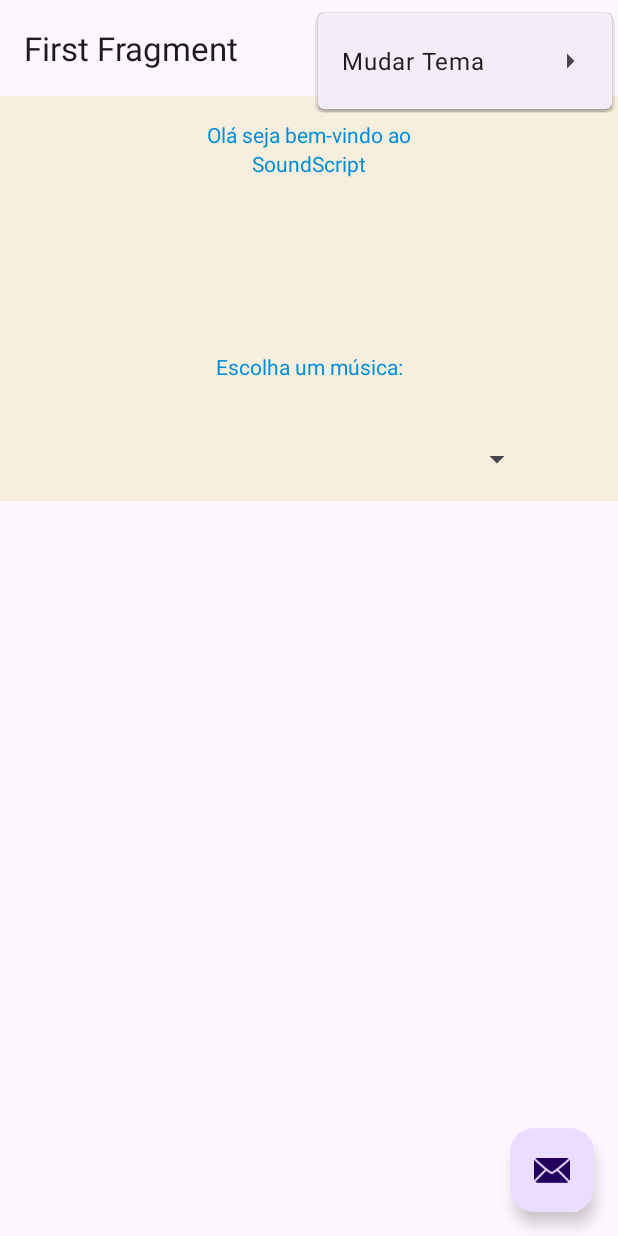
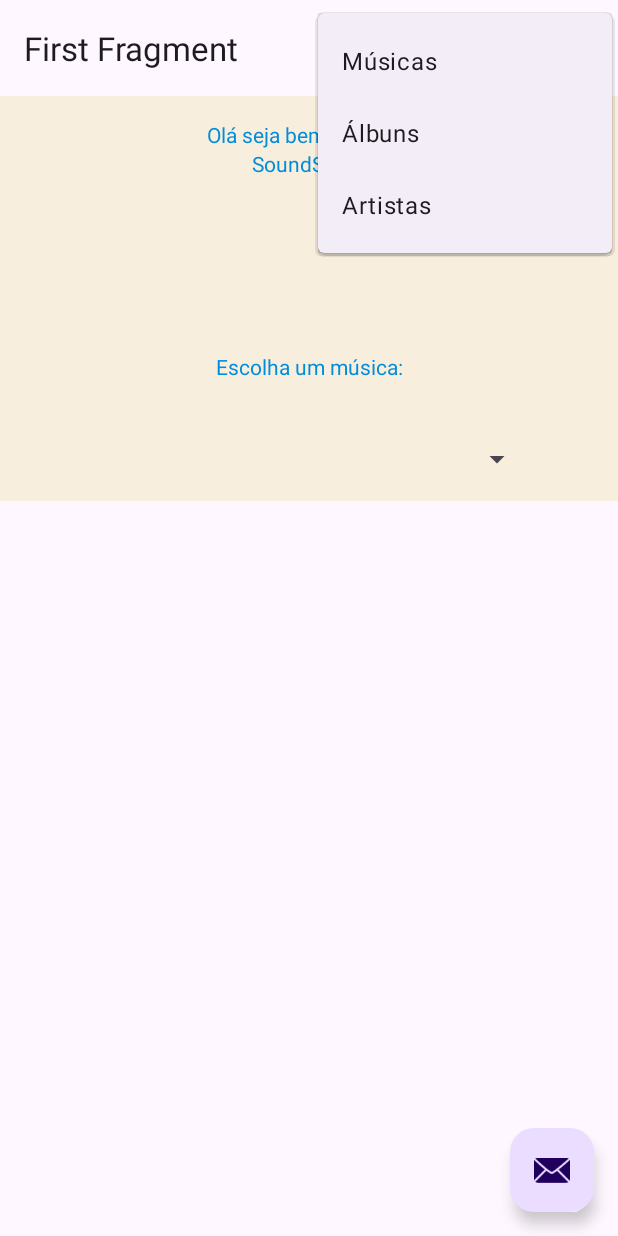
Before and after one commit to Gustavo-Lopez-Flores/SoundScript, an Android app: the screen it shows after launch (MainActivity), with the options menu open, on a phone screen of 412 x 824 dp. Run offline under Robolectric (Android 15) with nearby library versions, the light colour scheme and no system bars; our stand-ins replace navigation-ui.

Commit message:
Menu apontando para os Fragmentos

```diff
--- a/app/src/main/res/menu/menu_main.xml
+++ b/app/src/main/res/menu/menu_main.xml
@@ -3,15 +3,14 @@
     xmlns:tools="http://schemas.android.com/tools"
     tools:context="com.example.soundscript.MainActivity">
     <item
-        android:id="@+id/op_conf"
-        android:title="@string/tema">
-        <menu>
-            <item
-                android:id="@+id/op_escuro"
-                android:title="@string/escuro"/>
-            <item
-                android:id="@+id/op_claro"
-                android:title="@string/claro"/>
-        </menu>
-    </item>
+        android:id="@+id/op_first_fragment"
+        android:title="@string/musicas" />
+
+    <item
+        android:id="@+id/op_second_fragment"
+        android:title="@string/albuns" />
+
+    <item
+        android:id="@+id/op_third_fragment"
+        android:title="@string/artistas" />
 </menu>
--- a/app/src/main/res/navigation/nav_graph.xml
+++ b/app/src/main/res/navigation/nav_graph.xml
@@ -10,19 +10,17 @@
         android:name="com.example.soundscript.FirstFragment"
         android:label="@string/first_fragment_label"
         tools:layout="@layout/fragment_first">
-
-        <action
-            android:id="@+id/action_FirstFragment_to_SecondFragment"
-            app:destination="@id/SecondFragment" />
     </fragment>
     <fragment
         android:id="@+id/SecondFragment"
         android:name="com.example.soundscript.SecondFragment"
         android:label="@string/second_fragment_label"
         tools:layout="@layout/fragment_second">
-
-        <action
-            android:id="@+id/action_SecondFragment_to_FirstFragment"
-            app:destination="@id/FirstFragment" />
+    </fragment>
+    <fragment
+        android:id="@+id/ThirdFragment"
+        android:name="com.example.soundscript.ThirdFragment"
+        android:label="@string/second_fragment_label"
+        tools:layout="@layout/fragment_third">
     </fragment>
 </navigation>
```
Also changed, not shown: app/src/main/java/com/example/soundscript/MainActivity.java (+11 -7 lines).
